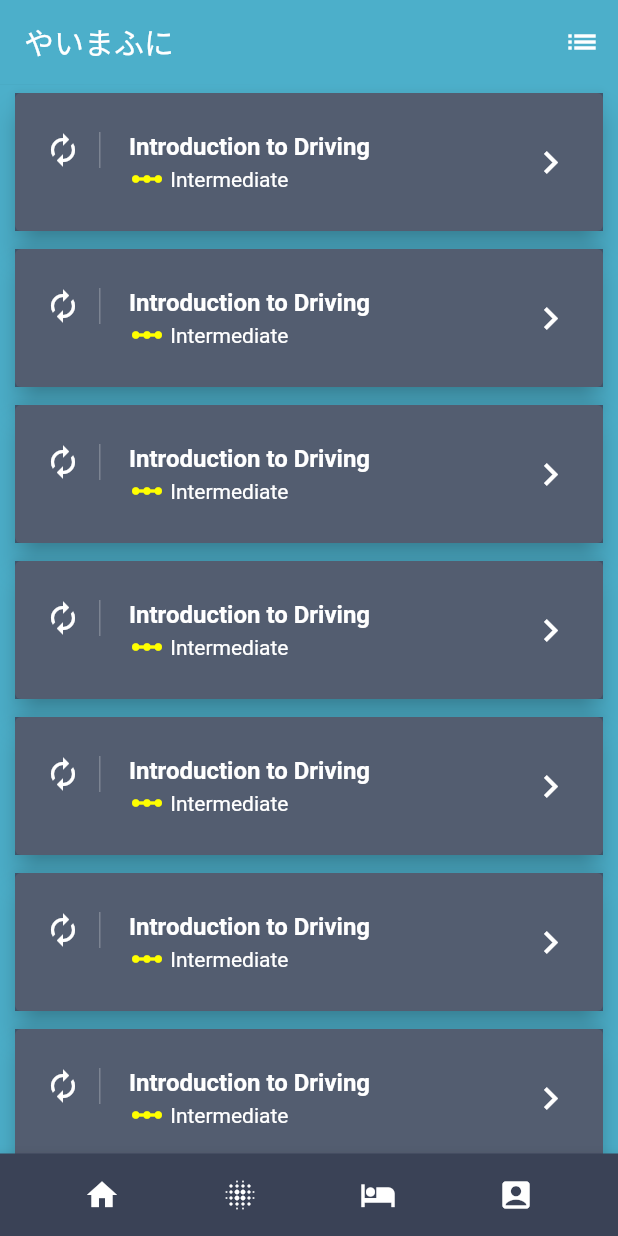
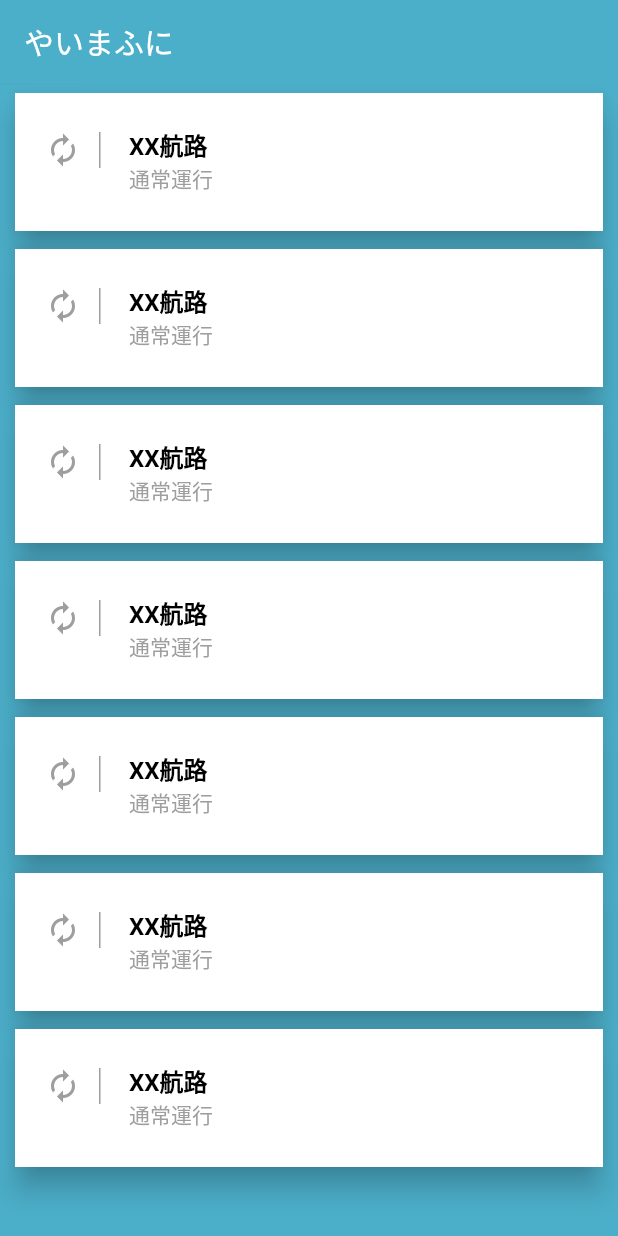
Before and after one commit to ikemura23/yaimafuni_flutter, a Flutter app: the screen it shows after launch, on a phone screen of 412 x 824 dp. Run offline on Flutter 3.47's test engine with Material 2 defaults, Android fonts, the phone set to English and light mode, and no system bars.

Commit message:
トップui修正、表示値は仮、ホットリロードが動かないのでmain.dartの中を修正している

```diff
--- a/lib/main.dart
+++ b/lib/main.dart
@@ -1,5 +1,5 @@
 import 'package:flutter/material.dart';
-import 'package:flutter_yaimafuni/ui/home.dart';
+//import 'package:flutter_yaimafuni/ui/home.dart';
 
 void main() => runApp(new MyApp());
 
@@ -8,9 +8,122 @@ class MyApp extends StatelessWidget {
   @override
   Widget build(BuildContext context) {
     return new MaterialApp(
-      title: 'Flutter Demo',
+      title: 'やいまふに',
       theme: new ThemeData(primaryColor: Color.fromRGBO(58, 66, 86, 1.0)),
       home: new ListPage(title: 'Lessons'),
     );
   }
 }
+
+/*
+ * リスト
+ */
+class ListPage extends StatefulWidget {
+  ListPage({Key key, this.title}) : super(key: key);
+
+  final String title;
+
+  @override
+  _ListPageState createState() => _ListPageState();
+}
+
+class _ListPageState extends State<ListPage> {
+  @override
+  Widget build(BuildContext context) {
+    return Scaffold(
+      backgroundColor: Color.fromRGBO(76, 175, 202, 1.0),
+      appBar: topAppBar,
+      body: makeBody,
+//      bottomNavigationBar: makeBottom,
+    );
+  }
+}
+
+/// タイトル
+final topAppBar = AppBar(
+  elevation: 0.1,
+  backgroundColor: Color.fromRGBO(76, 175, 202, 1.0),
+  title: Text("やいまふに"),
+//  actions: <Widget>[
+//    IconButton(
+//      icon: Icon(Icons.list),
+//      onPressed: () {},
+//    )
+//  ],
+);
+
+/// ボディ
+final makeBody = Container(
+  child: ListView.builder(
+    scrollDirection: Axis.vertical,
+    shrinkWrap: true,
+    itemCount: 7,
+    itemBuilder: (BuildContext context, int index) {
+      return makeCard;
+    },
+  ),
+);
+
+/// カード
+final makeCard = Card(
+  elevation: 8.0,
+  margin: new EdgeInsets.symmetric(horizontal: 10.0, vertical: 6.0),
+  child: Container(
+    decoration: BoxDecoration(color: Colors.white),
+    child: makeListTile,
+  ),
+);
+
+/// リストタイトル
+final makeListTile = ListTile(
+    contentPadding: EdgeInsets.symmetric(horizontal: 20.0, vertical: 10.0),
+    leading: Container(
+      padding: EdgeInsets.only(right: 12.0),
+      decoration: new BoxDecoration(
+          border: new Border(
+              right: new BorderSide(width: 1.0, color: Colors.grey))),
+      child: Icon(Icons.autorenew, color: Colors.grey), //todo アイコンを動的に変更
+    ),
+    title: Text(
+      "XX航路",
+      style: TextStyle(color: Colors.black, fontWeight: FontWeight.bold),
+    ),
+    // subtitle: Text("Intermediate", style: TextStyle(color: Colors.white)),
+
+    subtitle: Row(
+      children: <Widget>[
+//        Icon(Icons.linear_scale, color: Colors.yellowAccent),
+        Text("通常運行", style: TextStyle(color: Colors.grey))
+      ],
+    ),
+    trailing:
+        Icon(Icons.keyboard_arrow_right, color: Colors.white, size: 30.0));
+
+///// ボトムナビバー
+//final makeBottom = Container(
+//  height: 55.0,
+//  child: BottomAppBar(
+//    color: Color.fromRGBO(58, 66, 86, 1.0),
+//    child: Row(
+//      mainAxisAlignment: MainAxisAlignment.spaceEvenly,
+//      children: <Widget>[
+//        IconButton(
+//          icon: Icon(Icons.home, color: Colors.white),
+//          onPressed: () {},
+//        ),
+//        IconButton(
+//          icon: Icon(Icons.blur_on, color: Colors.white),
+//          onPressed: () {},
+//        ),
+//        IconButton(
+//          icon: Icon(Icons.hotel, color: Colors.white),
+//          onPressed: () {},
+//        ),
+//        IconButton(
+//          icon: Icon(Icons.account_box, color: Colors.white),
+//          onPressed: () {},
+//        )
+//      ],
+//    ),
+//  ),
+//);
--- a/lib/ui/home.dart
+++ b/lib/ui/home.dart
@@ -54,7 +54,7 @@ final makeCard = Card(
   elevation: 8.0,
   margin: new EdgeInsets.symmetric(horizontal: 10.0, vertical: 6.0),
   child: Container(
-    decoration: BoxDecoration(color: Color.fromRGBO(64, 75, 96, .9)),
+    decoration: BoxDecoration(color: Colors.white),
     child: makeListTile,
   ),
 );
@@ -67,7 +67,7 @@ final makeListTile = ListTile(
       decoration: new BoxDecoration(
           border: new Border(
               right: new BorderSide(width: 1.0, color: Colors.white24))),
-      child: Icon(Icons.autorenew, color: Colors.white),
+      child: Icon(Icons.autorenew, color: Colors.white), //todo アイコンを動的に変更
     ),
     title: Text(
       "Introduction to Driving",
```
Also changed, not shown: lib/generated/i18n.dart (added).
